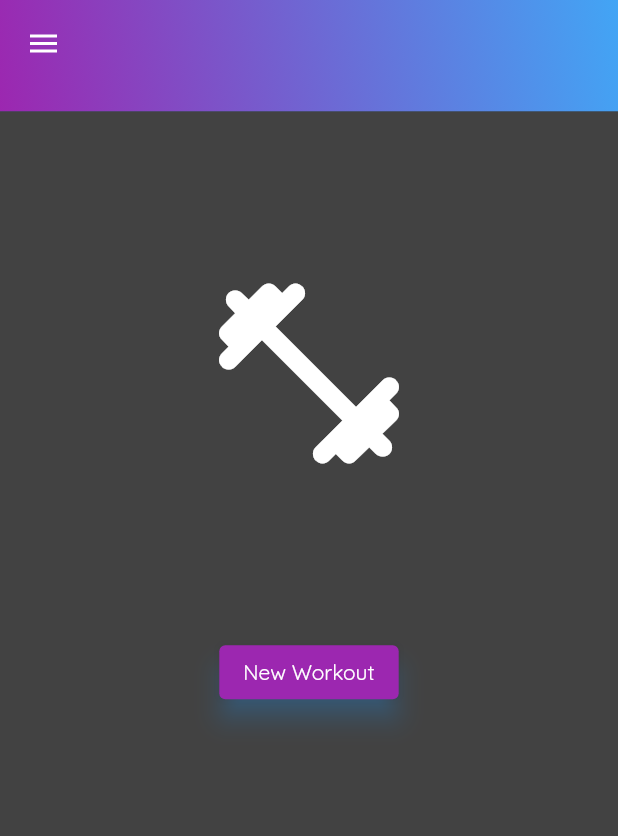
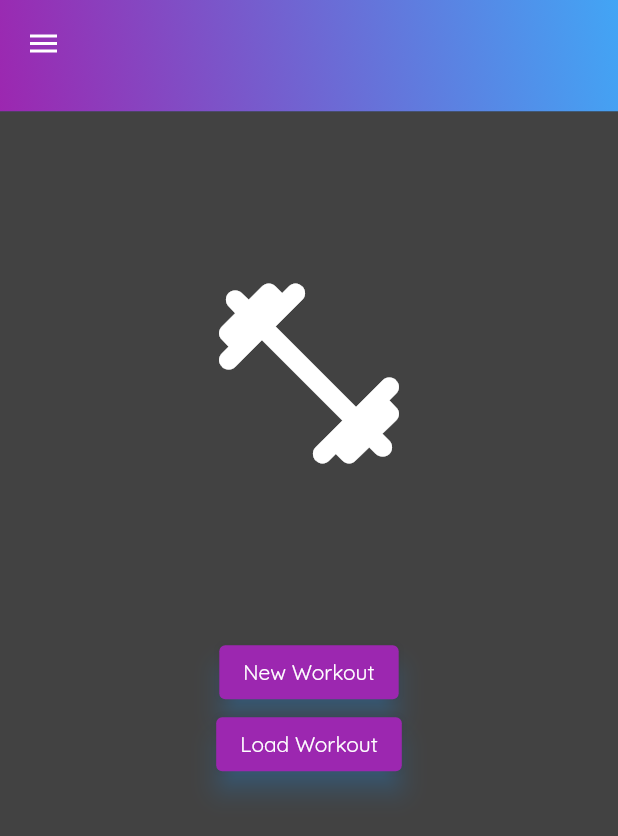
Before and after one commit to mr-scott-jordan/workout-app, a Flutter app: the HomePage widget shown alone on an empty page, opened directly, on a phone screen of 412 x 824 dp. Shown: the top 836 px of the screen. Run offline on Flutter 3.47's test engine with Material 2 defaults, Android fonts, the phone set to English and light mode, and no system bars; our stand-ins replace bloc, dartz, data_connection_checker, equatable, firebase_auth, firebase_core and 2 more; accounts and stored records are empty.

Commit message:
added load workout button

```diff
--- a/lib/features/high_intensity_interval/presentation/pages/home_page.dart
+++ b/lib/features/high_intensity_interval/presentation/pages/home_page.dart
@@ -38,6 +38,14 @@ class HomePage extends StatelessWidget {
                       buttonText: "New Workout",
                     ),
                   ),
+                  Center(
+                    child: FormattedButton(
+                      onPressed: () {
+                        Navigator.pushNamed(context, EquipmentPage.routeName);
+                      },
+                      buttonText: "Load Workout",
+                    ),
+                  ),
                 ],
               ),
             ),
```
